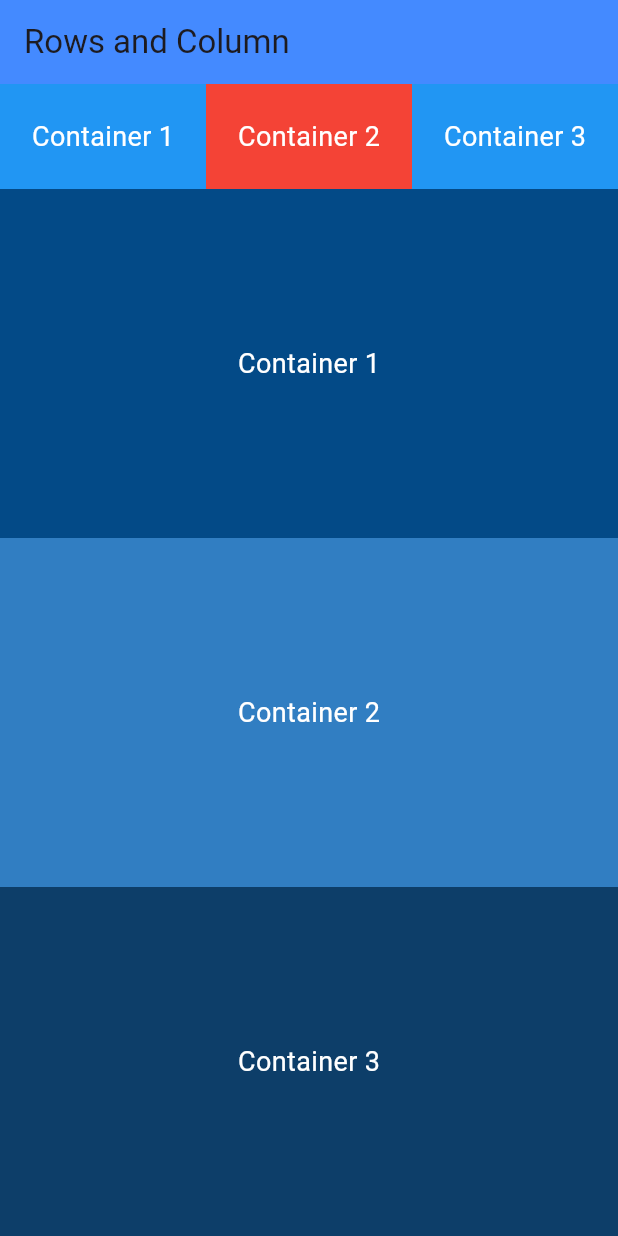
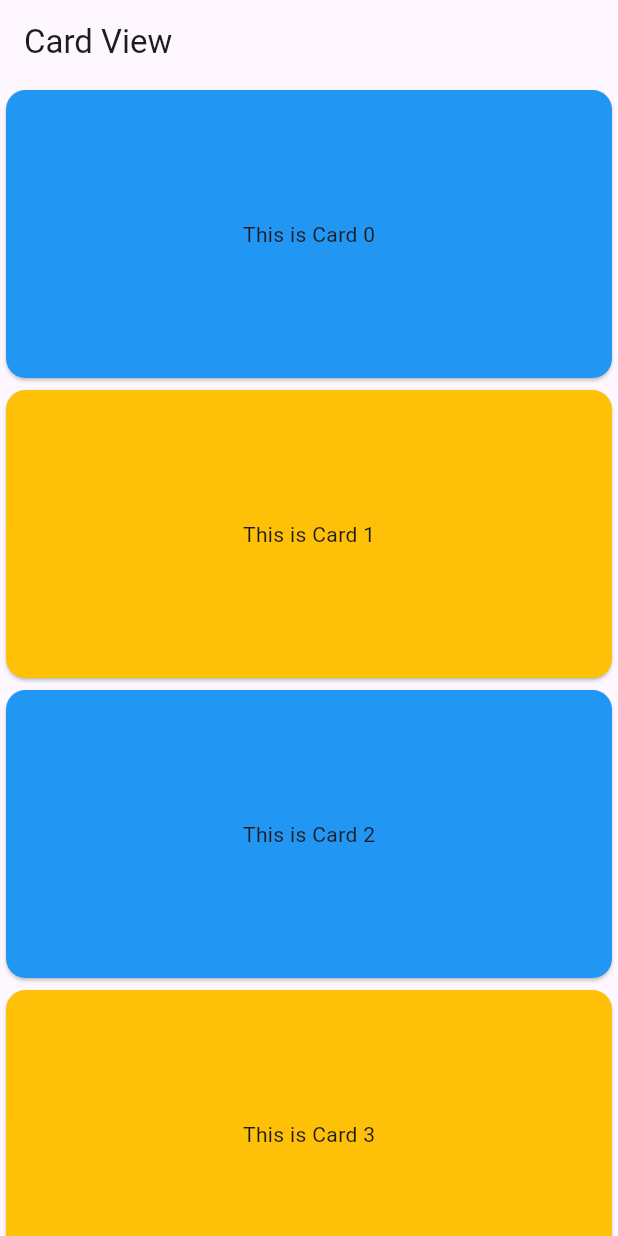
Before and after one commit to Bibekgupta777/first_assignment, a Flutter app: the screen it shows after launch, on a phone screen of 412 x 824 dp. Run offline on Flutter 3.47's test engine with Material 3 defaults, Android fonts, the phone set to English and light mode, and no system bars.

Commit message:
dynamic_view

```diff
--- /dev/null
+++ b/lib/App.dart
@@ -0,0 +1,18 @@
+// import 'package:first_assignment/screens/card_view.dart';
+import 'package:first_assignment/screens/dynamic_card_view.dart';
+// import 'package:first_assignment/screens/grid_view_list.dart';
+// import 'package:first_assignment/screens/my_list_view.dart';
+
+import 'package:flutter/material.dart';
+
+class MyApp extends StatelessWidget {
+  const MyApp({super.key});
+
+  @override
+  Widget build(BuildContext context) {
+    return const MaterialApp(
+      debugShowCheckedModeBanner: false,
+      home: DynamicCardView(),
+    );
+  }
+}
--- /dev/null
+++ b/lib/commons/my_card.dart
@@ -0,0 +1,32 @@
+import 'package:flutter/material.dart';
+
+class MyCard extends StatelessWidget {
+  const MyCard({
+    super.key,
+    required this.text,
+    this.color,
+  });
+
+  final String text;
+  final Color? color;
+
+  @override
+  Widget build(BuildContext context) {
+    return SizedBox(
+      height: 200,
+      width: double.infinity,
+      child: Card(
+        color: color ?? Colors.amber,
+        shape: RoundedRectangleBorder(
+          borderRadius: BorderRadius.circular(15),
+        ),
+        child: Center(
+          child: Text(
+            text,
+            style: const TextStyle(fontSize: 30),
+          ),
+        ),
+      ),
+    );
+  }
+}
--- a/lib/commons/mysnackbar.dart
+++ b/lib/commons/mysnackbar.dart
@@ -1,15 +1,14 @@
 import 'package:flutter/material.dart';
 
-showMySnackbar(
+showMySnackBar(
   BuildContext context,
   String message, {
   Color? color,
 }) {
-  ScaffoldMessenger.of(context).showSnackBar(
-    SnackBar(
-        content: Text(message),
-        duration: const Duration(seconds: 2),
-        backgroundColor: color ?? Colors.green,
-        behavior: SnackBarBehavior.floating),
-  );
+  ScaffoldMessenger.of(context).showSnackBar(SnackBar(
+    content: Text(message),
+    duration: const Duration(seconds: 2),
+    backgroundColor: color ?? Colors.green,
+    behavior: SnackBarBehavior.floating,
+  ));
 }
--- a/lib/main.dart
+++ b/lib/main.dart
@@ -1,25 +1,7 @@
-// import 'package:first_assignment/screens/container_view.dart';
-// import 'package:first_assignment/screens/cross_axis_allignment.dart';
-// import 'package:first_assignment/screens/decorating_container.dart';
-// import 'package:first_assignment/screens/flexible_expanded_view.dart';
-import 'package:first_assignment/screens/classwork_view.dart';
-// import 'package:first_assignment/screens/snackbar_view.dart';
-// import 'package:first_assignment/screens/load_image_view.dart';
-// import 'package:first_assignment/screens/decorating_container.dart';
+import 'package:first_assignment/App.dart';
+
 import 'package:flutter/material.dart';
 
-void main() {
-  runApp(MyApp());
+void main(){
+  runApp(const MyApp());
 }
-
-class MyApp extends StatelessWidget {
-  @override
-  Widget build(BuildContext context) {
-    return MaterialApp(
-      debugShowCheckedModeBanner: false,
-      title: 'First Assignment',
-      theme: ThemeData(primarySwatch: Colors.blue),
-      home: ClassworkView(),
-    );
-  }
-}
--- /dev/null
+++ b/lib/model/student.dart
@@ -0,0 +1,23 @@
+// class Student{
+//   final String firstName;
+//   final String lastName;
+
+//   Student({
+//     required this.firstName,
+//     required this.lastName,
+//   });
+// }
+
+
+
+class Student {
+  final String firstName;
+  final String lastName;
+  final String city;
+
+  Student({
+    required this.firstName,
+    required this.lastName,
+    required this.city,
+  });
+}
--- /dev/null
+++ b/lib/screens/card_view.dart
@@ -0,0 +1,59 @@
+import 'package:flutter/material.dart';
+
+class CardView extends StatelessWidget {
+  const CardView({super.key});
+
+  @override
+  Widget build(BuildContext context) {
+    return const Scaffold(
+      body: SafeArea(
+          child: SingleChildScrollView(
+        child: Column(
+          children: [
+            MyCard(
+              text: "This is card 1",
+              color: Colors.blue,
+            ),
+            MyCard(
+              text: "This is card 2",
+            ),
+            MyCard(
+              text: "This is card 3",
+              color: Colors.green,
+            ),
+            MyCard(
+              text: "This is card 3",
+              color: Colors.red,
+            ),
+            MyCard(
+              text: "This is card 3",
+              color: Colors.blue,
+            ),
+          ],
+        ),
+      )),
+    );
+  }
+}
+
+class MyCard extends StatelessWidget {
+  final String text;
+  final Color? color;
+
+  const MyCard({super.key, required this.text, this.color});
+
+  @override
+  Widget build(BuildContext context) {
+    return SizedBox(
+      height: 200,
+      width: double.infinity,
+      child: Card(
+        color: color ?? Colors.amber,
+        shape: RoundedRectangleBorder(
+          borderRadius: BorderRadius.circular(13),
+        ),
+        child: Center(child: Text(text)),
+      ),
+    );
+  }
+}
--- /dev/null
+++ b/lib/screens/dynamic_card_view.dart
@@ -0,0 +1,34 @@
+import 'package:first_assignment/commons/mysnackbar.dart';
+import 'package:first_assignment/screens/card_view.dart';
+
+import 'package:flutter/material.dart';
+
+class DynamicCardView extends StatelessWidget {
+  const DynamicCardView({super.key});
+
+  @override
+  Widget build(BuildContext context) {
+    return Scaffold(
+      appBar: AppBar(
+        title: const Text('Card View'),
+      ),
+      body: SafeArea(
+          child: SingleChildScrollView(
+        child: Column(
+          children: [
+            for (int i = 0; i < 30; i++) ...{
+              GestureDetector(
+                  onTap: () {
+                    showMySnackBar(context, 'Card $i');
+                  },
+                  child: MyCard(
+                    text: 'This is Card $i',
+                    color: (i % 2 == 0 ? Colors.blue : Colors.amber),
+                  )),
+            }
+          ],
+        ),
+      )),
+    );
+  }
+}
--- a/lib/screens/snackbar_view.dart
+++ b/lib/screens/snackbar_view.dart
@@ -10,11 +10,11 @@ class SnackbarView extends StatefulWidget {
 
 class _SnackbarViewState extends State<SnackbarView> {
   _showSnackBar() {
-    showMySnackbar(context, "show buttton 1");
+    showMySnackBar(context, "show buttton 1");
   }
 
   _showSnackBar2() {
-    showMySnackbar(context, "show buttton 2", color: Colors.red);
+    showMySnackBar(context, "show buttton 2", color: Colors.red);
   }
 
   @override
```
Also changed, not shown: lib/screens/column.dart (added, +26 -0 lines), lib/screens/column_view.dart (added, +39 -0 lines), lib/screens/grid_view.dart (added, +31 -0 lines), lib/screens/grid_view_list.dart (added, +72 -0 lines), lib/screens/horizontal_list_view.dart (added, +88 -0 lines), lib/screens/my_list_view.dart (added, +109 -0 lines), lib/screens/practice_view.dart (added, +34 -0 lines), lib/screens/row_practice.dart (added, +134 -0 lines).
